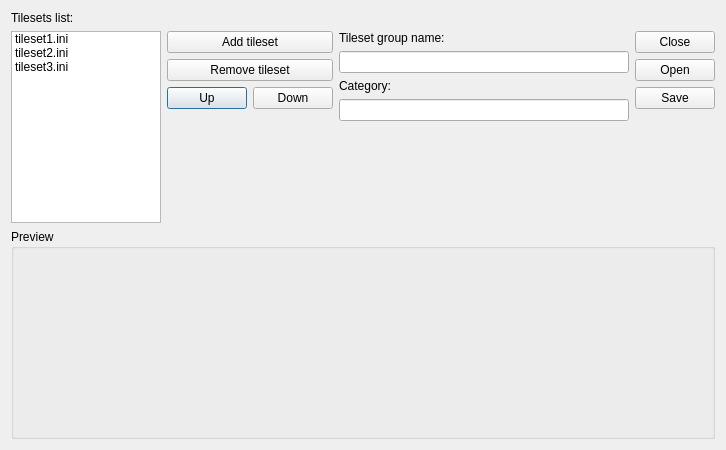
WohlSoft/Moondust-Project, file Editor/tools/tilesets/tilesetgroupeditor.ui: the form before one commit.
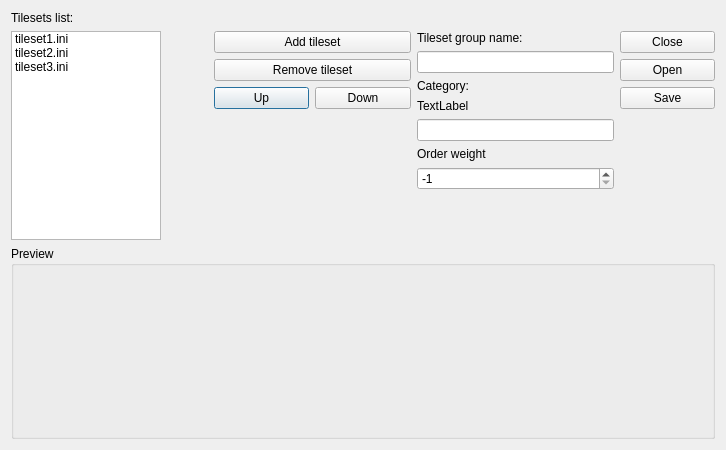
The form after the commit. Icons and pictures are not drawn.

Patch:
```diff
--- a/Editor/tools/tilesets/tilesetgroupeditor.ui
+++ b/Editor/tools/tilesets/tilesetgroupeditor.ui
@@ -30,10 +30,21 @@
    </item>
    <item row="1" column="4" rowspan="5" colspan="2">
     <layout class="QGridLayout" name="gridLayout_3">
-     <item row="3" column="0">
-      <widget class="QLineEdit" name="category"/>
+     <item row="5" column="0">
+      <widget class="QLabel" name="label_4">
+       <property name="text">
+        <string>Order weight</string>
+       </property>
+      </widget>
      </item>
-     <item row="4" column="0">
+     <item row="0" column="0">
+      <widget class="QLabel" name="label_2">
+       <property name="text">
+        <string>Tileset group name:</string>
+       </property>
+      </widget>
+     </item>
+     <item row="7" column="0">
       <spacer name="verticalSpacer_3">
        <property name="orientation">
         <enum>Qt::Vertical</enum>
@@ -46,16 +57,13 @@
        </property>
       </spacer>
      </item>
-     <item row="0" column="0">
-      <widget class="QLabel" name="label_2">
+     <item row="3" column="0">
+      <widget class="QLabel" name="label_3">
        <property name="text">
-        <string>Tileset group name:</string>
+        <string>TextLabel</string>
        </property>
       </widget>
      </item>
-     <item row="1" column="0">
-      <widget class="QLineEdit" name="tilesetGroupName"/>
-     </item>
      <item row="2" column="0">
       <widget class="QLabel" name="categoryLabel">
        <property name="text">
@@ -63,6 +71,41 @@
        </property>
       </widget>
      </item>
+     <item row="1" column="0">
+      <widget class="QLineEdit" name="tilesetGroupName"/>
+     </item>
+     <item row="8" column="0">
+      <spacer name="horizontalSpacer">
+       <property name="orientation">
+        <enum>Qt::Horizontal</enum>
+       </property>
+       <property name="sizeHint" stdset="0">
+        <size>
+         <width>46</width>
+         <height>10</height>
+        </size>
+       </property>
+      </spacer>
+     </item>
+     <item row="4" column="0">
+      <widget class="QLineEdit" name="category"/>
+     </item>
+     <item row="6" column="0">
+      <widget class="QSpinBox" name="orderWeight">
+       <property name="toolTip">
+        <string>Defines the custom order priority. If weight values are equal between of different tileset group or equal to -1, tileset groups will be ordered alphabetically.</string>
+       </property>
+       <property name="minimum">
+        <number>-1</number>
+       </property>
+       <property name="maximum">
+        <number>99999999</number>
+       </property>
+       <property name="value">
+        <number>-1</number>
+       </property>
+      </widget>
+     </item>
     </layout>
    </item>
    <item row="2" column="6">
@@ -72,19 +115,6 @@
      </property>
     </widget>
    </item>
-   <item row="5" column="5">
-    <spacer name="horizontalSpacer">
-     <property name="orientation">
-      <enum>Qt::Horizontal</enum>
-     </property>
-     <property name="sizeHint" stdset="0">
-      <size>
-       <width>40</width>
-       <height>20</height>
-      </size>
-     </property>
-    </spacer>
-   </item>
    <item row="1" column="6">
     <widget class="QPushButton" name="Close">
      <property name="text">
```
